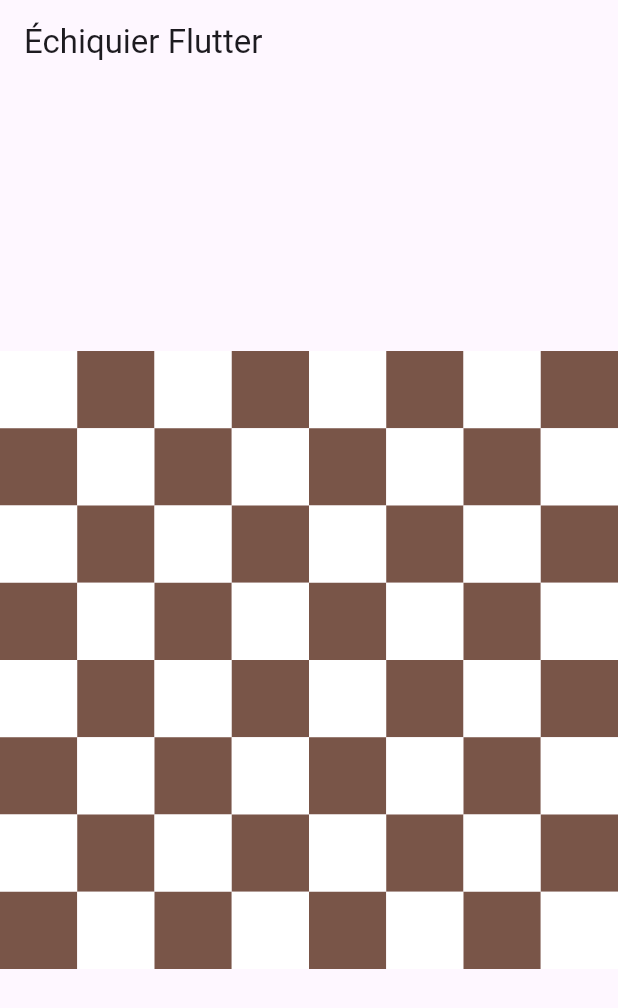
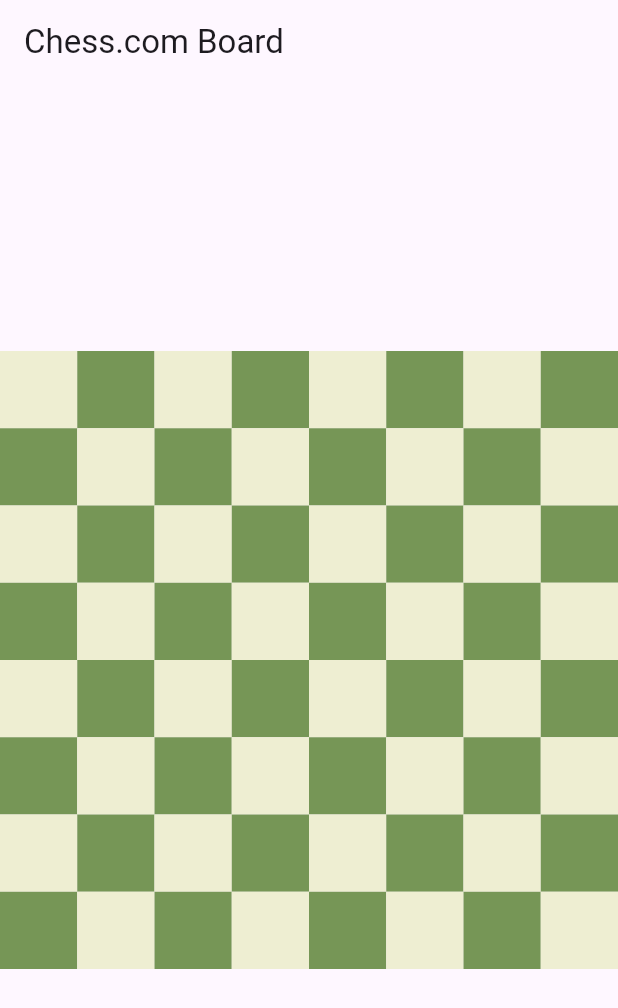
Before and after one commit to AniBhh224/Jeu-Echec-Flutter, a Flutter app: the screen it shows after launch, on a phone screen of 412 x 824 dp. Shown: the top 1008 px of the screen. Run offline on Flutter 3.47's test engine with Material 3 defaults, Android fonts, the phone set to English and light mode, and no system bars.

Commit message:
Ajout de mon projet Flutter

```diff
--- a/lib/main.dart
+++ b/lib/main.dart
@@ -1,53 +1,46 @@
 import 'package:flutter/material.dart';
 
 void main() {
-  runApp(MyApp());
+  runApp(ChessBoardApp());
 }
 
-class MyApp extends StatelessWidget {
+class ChessBoardApp extends StatelessWidget {
   @override
   Widget build(BuildContext context) {
     return MaterialApp(
-      debugShowCheckedModeBanner: false,
-      title: 'Jeu d\'Échecs',
-      home: ChessBoardScreen(),
-    );
-  }
-}
-
-class ChessBoardScreen extends StatelessWidget {
-  @override
-  Widget build(BuildContext context) {
-    return Scaffold(
-      appBar: AppBar(title: Text('Échiquier Flutter')),
-      body: Center(
-        child: ChessBoard(),
+      title: 'Chess.com Style Board',
+      home: Scaffold(
+        appBar: AppBar(title: Text('Chess.com Board')),
+        body: Center(child: ChessBoard()),
       ),
     );
   }
 }
 
 class ChessBoard extends StatelessWidget {
+  static const int boardSize = 8;
+  static const Color lightSquare = Color(0xFFEEEED2);
+  static const Color darkSquare = Color(0xFF769656);
+
   @override
   Widget build(BuildContext context) {
     return AspectRatio(
-      aspectRatio: 1, // Carré
+      aspectRatio: 1.0,
       child: GridView.builder(
+        physics: NeverScrollableScrollPhysics(),
         gridDelegate: SliverGridDelegateWithFixedCrossAxisCount(
-          crossAxisCount: 8, // 8 colonnes
+          crossAxisCount: boardSize,
         ),
         itemBuilder: (context, index) {
-          int row = index ~/ 8; // Ligne actuelle
-          int col = index % 8;  // Colonne actuelle
-          bool isDarkSquare = (row + col) % 2 == 1;
+          final int row = index ~/ boardSize;
+          final int col = index % boardSize;
+          final bool isLightSquare = (row + col) % 2 == 0;
 
           return Container(
-            decoration: BoxDecoration(
-              color: isDarkSquare ? Colors.brown : Colors.white,
-            ),
+            color: isLightSquare ? lightSquare : darkSquare,
           );
         },
-        itemCount: 64, // 8x8 cases
+        itemCount: boardSize * boardSize,
       ),
     );
   }
--- a/pubspec.yaml
+++ b/pubspec.yaml
@@ -1,4 +1,4 @@
-name: chess_project
+name: chess1
 description: "A new Flutter project."
 # The following line prevents the package from being accidentally published to
 # pub.dev using `flutter pub publish`. This is preferred for private packages.
@@ -45,7 +45,6 @@ dev_dependencies:
   # package. See that file for information about deactivating specific lint
   # rules and activating additional ones.
   flutter_lints: ^5.0.0
-  flutter_chess_board: ^1.0.1
 
 # For information on the generic Dart part of this file, see the
 # following page: https://dart.dev/tools/pub/pubspec
```
Also changed, not shown: pubspec.lock, 18 other files.
